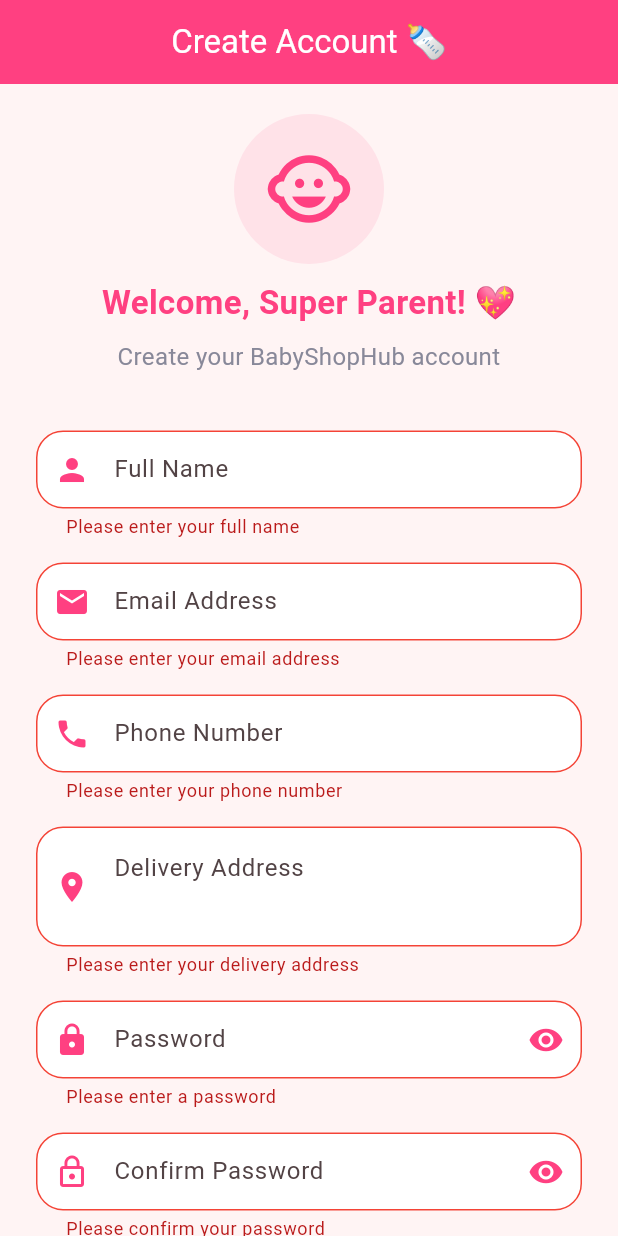
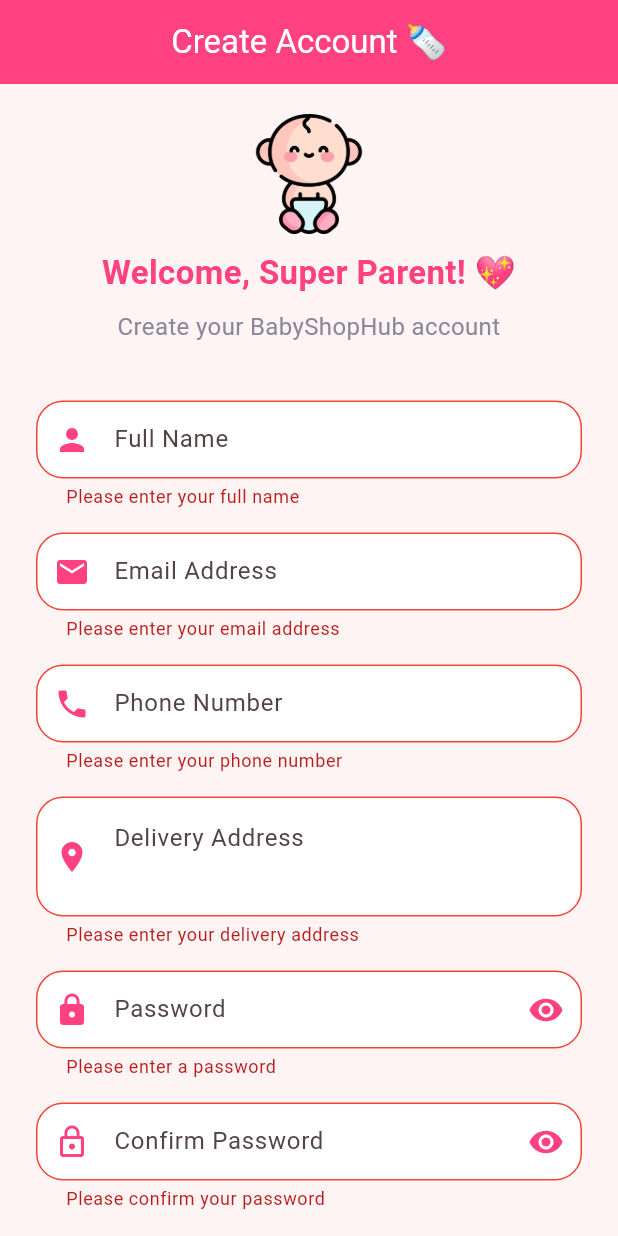
Before and after one commit to Soleric007/baby_shop_hub, a Flutter app: the screen it shows after launch, after a tap on "Login", after a tap on "Don't have an account? Sign Up 🍼", after a tap on "Create Account", on a phone screen of 412 x 824 dp. Run offline on Flutter 3.47's test engine with Material 3 defaults, Android fonts, the light colour scheme and no system bars; our stand-ins replace shared_preferences; Roboto replaces fonts that are missing (Poppins).

Commit message:
splash screen

```diff
--- a/lib/main.dart
+++ b/lib/main.dart
@@ -1,22 +1,19 @@
 import 'package:flutter/material.dart';
 import 'package:shared_preferences/shared_preferences.dart';
+import 'screens/splash_screen.dart';
 import 'screens/auth/login_screen.dart';
 import 'screens/auth/register_screen.dart';
+import 'screens/product/product_list_screen.dart';
 import 'screens/bottom_nav_screen.dart';
 
 void main() async {
   WidgetsFlutterBinding.ensureInitialized();
-  final prefs = await SharedPreferences.getInstance();
-  final loggedInUser = prefs.getString('loggedInUser');
-  final isLoggedIn = loggedInUser != null;
 
-  runApp(BabyShopHubApp(isLoggedIn: isLoggedIn));
+  runApp(const BabyShopHubApp());
 }
 
 class BabyShopHubApp extends StatelessWidget {
-  final bool isLoggedIn;
-
-  const BabyShopHubApp({super.key, required this.isLoggedIn});
+  const BabyShopHubApp({super.key});
 
   @override
   Widget build(BuildContext context) {
@@ -25,24 +22,60 @@
       debugShowCheckedModeBanner: false,
       theme: ThemeData(
         useMaterial3: true,
-        colorScheme: ColorScheme.fromSeed(
-          seedColor: Colors.pink,
-          brightness: Brightness.light,
-        ),
-        appBarTheme: AppBarTheme(
-          backgroundColor: Colors.pinkAccent,
-          foregroundColor: Colors.white,
-          centerTitle: true,
-        ),
+        colorSchemeSeed: Colors.pink,
+        fontFamily: 'Poppins', // If you have this font
       ),
-      initialRoute: isLoggedIn ? '/home' : '/login',
+      // Always start with splash screen
+      home: const SplashScreen(),
       routes: {
+        '/splash': (context) => const SplashScreen(),
         '/home': (context) => const BottomNavScreen(),
         '/login': (context) => const LoginScreen(),
         '/register': (context) => const RegisterScreen(),
+
+        // Keep this only if needed
+        '/products': (context) => ProductListScreen(
+          onAddToCart: (product) {
+            debugPrint('Added ${product.name}');
+          },
+        ),
       },
     );
   }
 }
 
-// Remove the unused HomeScreen class since we're using BottomNavScreen as the main screen
+class HomeScreen extends StatelessWidget {
+  const HomeScreen({super.key});
+
+  @override
+  Widget build(BuildContext context) {
+    return Scaffold(
+      backgroundColor: Colors.pink[50],
+      appBar: AppBar(
+        backgroundColor: Colors.pink[200],
+        title: const Text("Welcome 💝"),
+        centerTitle: true,
+      ),
+      body: Column(
+        mainAxisAlignment: MainAxisAlignment.center,
+        children: [
+          const Center(
+            child: Text(
+              "You are logged in! 🎉",
+              style: TextStyle(fontSize: 20, fontWeight: FontWeight.bold),
+            ),
+          ),
+          const SizedBox(height: 20),
+          ElevatedButton(
+            onPressed: () async {
+              final prefs = await SharedPreferences.getInstance();
+              await prefs.remove('loggedInUserEmail'); // logout
+              Navigator.pushReplacementNamed(context, '/login');
+            },
+            child: const Text("Logout"),
+          ),
+        ],
+      ),
+    );
+  }
+}
--- a/lib/screens/auth/login_screen.dart
+++ b/lib/screens/auth/login_screen.dart
@@ -1,6 +1,5 @@
 import 'package:flutter/material.dart';
-import 'package:shared_preferences/shared_preferences.dart';
-import 'dart:convert';
+import '/data/user_storage.dart';
 import '../bottom_nav_screen.dart';
 
 class LoginScreen extends StatefulWidget {
@@ -34,38 +33,38 @@
     });
 
     try {
-      final email = emailController.text.trim().toLowerCase();
+      final email = emailController.text.trim();
       final password = passwordController.text.trim();
 
-      final prefs = await SharedPreferences.getInstance();
-      final storedUsers = prefs.getString('users');
-
-      if (storedUsers != null) {
-        final List users = jsonDecode(storedUsers);
-        final user = users.firstWhere(
-          (u) => u['email'].toString().toLowerCase() == email && u['password'] == password,
-          orElse: () => null,
-        );
+      // Use UserStorage to validate login
+      final user = await UserStorage.validateLogin(email, password);
 
       if (user != null) {
-          // Store the complete user data
-          await prefs.setString('loggedInUser', jsonEncode(user));
+        // Set logged in user using UserStorage
+        final success = await UserStorage.setLoggedInUser(user);
 
-          if (mounted) {
+        if (success && mounted) {
           Navigator.pushReplacement(
             context,
             MaterialPageRoute(builder: (_) => const BottomNavScreen()),
           );
+        } else {
+          setState(() {
+            errorMessage = 'Login failed. Please try again.';
+          });
         }
+      } else {
+        // Check if any users exist
+        final users = await UserStorage.loadUsers();
+        if (users.isEmpty) {
+          setState(() {
+            errorMessage = 'No users found. Please register first 👶';
+          });
         } else {
           setState(() {
             errorMessage = 'Invalid email or password';
           });
         }
-      } else {
-        setState(() {
-          errorMessage = 'No users found. Please register first 👶';
-        });
       }
     } catch (e) {
       setState(() {
@@ -131,19 +130,8 @@
           child: Column(
             crossAxisAlignment: CrossAxisAlignment.center,
             children: [
-              // Logo/Icon
-              Container(
-                padding: const EdgeInsets.all(20),
-                decoration: BoxDecoration(
-                  color: Colors.pinkAccent.withOpacity(0.1),
-                  shape: BoxShape.circle,
-                ),
-                child: const Icon(
-                  Icons.child_care,
-                  size: 80,
-                  color: Colors.pinkAccent,
-                ),
-              ),
+              // Your original baby icon
+              Image.asset('assets/images/baby_icon.png', height: 120),
               const SizedBox(height: 20),
 
               const Text(
--- a/lib/screens/auth/register_screen.dart
+++ b/lib/screens/auth/register_screen.dart
@@ -1,6 +1,5 @@
 import 'package:flutter/material.dart';
-import 'package:shared_preferences/shared_preferences.dart';
-import 'dart:convert';
+import '/data/user_storage.dart';
 
 class RegisterScreen extends StatefulWidget {
   const RegisterScreen({super.key});
@@ -49,42 +48,33 @@
 
     try {
       final name = nameController.text.trim();
-      final email = emailController.text.trim().toLowerCase();
+      final email = emailController.text.trim();
       final phone = phoneController.text.trim();
       final address = addressController.text.trim();
       final password = passwordController.text.trim();
 
-      final prefs = await SharedPreferences.getInstance();
-      final storedUsers = prefs.getString('users');
-      List<Map<String, dynamic>> users = [];
-
-      if (storedUsers != null) {
-        final List<dynamic> decodedUsers = jsonDecode(storedUsers);
-        users = decodedUsers.map((user) => Map<String, dynamic>.from(user)).toList();
-
-        if (users.any((user) => user['email'].toString().toLowerCase() == email)) {
-          setState(() {
-            errorMessage = 'Oops! This email is already taken 💔';
-          });
-          return;
-        }
+      // Check if email already exists using UserStorage
+      final emailExists = await UserStorage.emailExists(email);
+      if (emailExists) {
+        setState(() {
+          errorMessage = 'Oops! This email is already taken 💔';
+        });
+        return;
       }
 
-      // Create new user with complete profile information
+      // Create new user data
       final newUser = {
         'name': name,
         'email': email,
         'phone': phone,
         'address': address,
         'password': password,
-        'created_at': DateTime.now().toIso8601String(),
-        'updated_at': DateTime.now().toIso8601String(),
       };
 
-      users.add(newUser);
-      await prefs.setString('users', jsonEncode(users));
+      // Save user using UserStorage
+      final success = await UserStorage.saveUser(newUser);
 
-      if (mounted) {
+      if (success && mounted) {
         ScaffoldMessenger.of(context).showSnackBar(
           const SnackBar(
             content: Text("🎉 Account created successfully! Please login to continue."),
@@ -98,6 +88,10 @@
           if (mounted) {
             Navigator.pushReplacementNamed(context, '/login');
           }
+        });
+      } else {
+        setState(() {
+          errorMessage = 'Registration failed. Please try again.';
         });
       }
     } catch (e) {
@@ -182,19 +176,8 @@
           key: _formKey,
           child: Column(
             children: [
-              // Logo/Icon
-              Container(
-                padding: const EdgeInsets.all(20),
-                decoration: BoxDecoration(
-                  color: Colors.pinkAccent.withOpacity(0.1),
-                  shape: BoxShape.circle,
-                ),
-                child: const Icon(
-                  Icons.child_care,
-                  size: 60,
-                  color: Colors.pinkAccent,
-                ),
-              ),
+              // Your original baby icon
+              Image.asset('assets/images/baby_icon.png', height: 80),
 
               const SizedBox(height: 10),
               const Text(
--- /dev/null
+++ b/lib/screens/splash_screen.dart
@@ -0,0 +1,278 @@
+// lib/screens/splash_screen.dart
+import 'package:flutter/material.dart';
+import 'package:shared_preferences/shared_preferences.dart';
+import 'dart:convert';
+import 'bottom_nav_screen.dart';
+import 'auth/login_screen.dart';
+
+class SplashScreen extends StatefulWidget {
+  const SplashScreen({super.key});
+
+  @override
+  State<SplashScreen> createState() => _SplashScreenState();
+}
+
+class _SplashScreenState extends State<SplashScreen>
+    with TickerProviderStateMixin {
+  late AnimationController _fadeController;
+  late AnimationController _scaleController;
+  late AnimationController _slideController;
+
+  late Animation<double> _fadeAnimation;
+  late Animation<double> _scaleAnimation;
+  late Animation<Offset> _slideAnimation;
+
+  @override
+  void initState() {
+    super.initState();
+
+    // Initialize animation controllers
+    _fadeController = AnimationController(
+      duration: const Duration(milliseconds: 1500),
+      vsync: this,
+    );
+
+    _scaleController = AnimationController(
+      duration: const Duration(milliseconds: 1200),
+      vsync: this,
+    );
+
+    _slideController = AnimationController(
+      duration: const Duration(milliseconds: 1000),
+      vsync: this,
+    );
+
+    // Initialize animations
+    _fadeAnimation = Tween<double>(
+      begin: 0.0,
+      end: 1.0,
+    ).animate(CurvedAnimation(
+      parent: _fadeController,
+      curve: Curves.easeInOut,
+    ));
+
+    _scaleAnimation = Tween<double>(
+      begin: 0.5,
+      end: 1.0,
+    ).animate(CurvedAnimation(
+      parent: _scaleController,
+      curve: Curves.elasticOut,
+    ));
+
+    _slideAnimation = Tween<Offset>(
+      begin: const Offset(0, 0.5),
+      end: Offset.zero,
+    ).animate(CurvedAnimation(
+      parent: _slideController,
+      curve: Curves.easeOutBack,
+    ));
+
+    // Start animations
+    _startAnimations();
+
+    // Navigate after delay
+    _navigateToNextScreen();
+  }
+
+  void _startAnimations() {
+    Future.delayed(const Duration(milliseconds: 500), () {
+      _scaleController.forward();
+    });
+
+    Future.delayed(const Duration(milliseconds: 800), () {
+      _fadeController.forward();
+    });
+
+    Future.delayed(const Duration(milliseconds: 1200), () {
+      _slideController.forward();
+    });
+  }
+
+  Future<void> _navigateToNextScreen() async {
+    await Future.delayed(const Duration(milliseconds: 3500));
+
+    // Check if user is already logged in
+    final prefs = await SharedPreferences.getInstance();
+    final loggedInUser = prefs.getString('loggedInUser');
+
+    if (mounted) {
+      if (loggedInUser != null) {
+        // User is logged in, go to main app
+        Navigator.pushReplacement(
+          context,
+          PageRouteBuilder(
+            pageBuilder: (context, animation, secondaryAnimation) =>
+                const BottomNavScreen(),
+            transitionsBuilder: (context, animation, secondaryAnimation, child) {
+              return FadeTransition(opacity: animation, child: child);
+            },
+            transitionDuration: const Duration(milliseconds: 800),
+          ),
+        );
+      } else {
+        // User not logged in, go to login screen
+        Navigator.pushReplacement(
+          context,
+          PageRouteBuilder(
+            pageBuilder: (context, animation, secondaryAnimation) =>
+                const LoginScreen(),
+            transitionsBuilder: (context, animation, secondaryAnimation, child) {
+              return FadeTransition(opacity: animation, child: child);
+            },
+            transitionDuration: const Duration(milliseconds: 800),
+          ),
+        );
+      }
+    }
+  }
+
+  @override
+  void dispose() {
+    _fadeController.dispose();
+    _scaleController.dispose();
+    _slideController.dispose();
+    super.dispose();
+  }
+
+  @override
+  Widget build(BuildContext context) {
+    return Scaffold(
+      backgroundColor: const Color(0xFFFFF4F4), // Same as login screen
+      body: Container(
+        width: double.infinity,
+        height: double.infinity,
+        decoration: const BoxDecoration(
+          color: Color(0xFFFFF4F4), // Same background as login screen
+        ),
+        child: SafeArea(
+          child: Column(
+            mainAxisAlignment: MainAxisAlignment.center,
+            children: [
+              const Spacer(flex: 2),
+
+              // Animated Logo - Using same baby icon as login screen
+              AnimatedBuilder(
+                animation: _scaleAnimation,
+                builder: (context, child) {
+                  return Transform.scale(
+                    scale: _scaleAnimation.value,
+                    child: Image.asset(
+                      'assets/images/baby_icon.png',
+                      height: 120,
+                      width: 120,
+                    ),
+                  );
+                },
+              ),
+
+              const SizedBox(height: 40),
+
+              // Animated App Name
+              FadeTransition(
+                opacity: _fadeAnimation,
+                child: SlideTransition(
+                  position: _slideAnimation,
+                  child: Column(
+                    children: [
+                      const Text(
+                        'BabyShopHub',
+                        style: TextStyle(
+                          fontSize: 32,
+                          fontWeight: FontWeight.bold,
+                          color: Color(0xFF444466),
+                          letterSpacing: 1.2,
+                        ),
+                      ),
+                      const SizedBox(height: 12),
+                      Container(
+                        padding: const EdgeInsets.symmetric(
+                          horizontal: 20,
+                          vertical: 8,
+                        ),
+                        decoration: BoxDecoration(
+                          color: Colors.pinkAccent.withOpacity(0.1),
+                          borderRadius: BorderRadius.circular(20),
+                          border: Border.all(
+                            color: Colors.pinkAccent.withOpacity(0.3),
+                          ),
+                        ),
+                        child: const Text(
+                          'Everything for your little one 💕',
+                          style: TextStyle(
+                            fontSize: 16,
+                            color: Color(0xFF666688),
+                            fontStyle: FontStyle.italic,
+                          ),
+                        ),
+                      ),
+                    ],
+                  ),
+                ),
+              ),
+
+              const Spacer(flex: 2),
+
+              // Loading Animation
+              FadeTransition(
+                opacity: _fadeAnimation,
+                child: Column(
+                  children: [
+                    Container(
+                      width: 60,
+                      height: 60,
+                      decoration: BoxDecoration(
+                        color: Colors.white,
+                        borderRadius: BorderRadius.circular(15),
+                        boxShadow: [
+                          BoxShadow(
+                            color: Colors.pink.shade100.withOpacity(0.5),
+                            blurRadius: 10,
+                            offset: const Offset(0, 5),
+                          ),
+                        ],
+                      ),
+                      child: const Center(
+                        child: CircularProgressIndicator(
+                          valueColor: AlwaysStoppedAnimation<Color>(
+                            Colors.pinkAccent,
+                          ),
+                          strokeWidth: 3,
+                        ),
+                      ),
+                    ),
+                    const SizedBox(height: 20),
+                    const Text(
+                      'Loading your baby essentials...',
+                      style: TextStyle(
+                        fontSize: 16,
+                        color: Color(0xFF888899),
+                        fontWeight: FontWeight.w500,
+                      ),
+                    ),
+                  ],
+                ),
+              ),
+
+              const Spacer(flex: 1),
+
+              // Footer
+              FadeTransition(
+                opacity: _fadeAnimation,
+                child: const Padding(
+                  padding: EdgeInsets.only(bottom: 30),
+                  child: Text(
+                    'Made with 💖 for super parents',
+                    style: TextStyle(
+                      fontSize: 14,
+                      color: Color(0xFF999AAA),
+                    ),
+                  ),
+                ),
+              ),
+            ],
+          ),
+        ),
+      ),
+    );
+  }
+}
```
Lines whose indentation alone changed are shown as unchanged.
